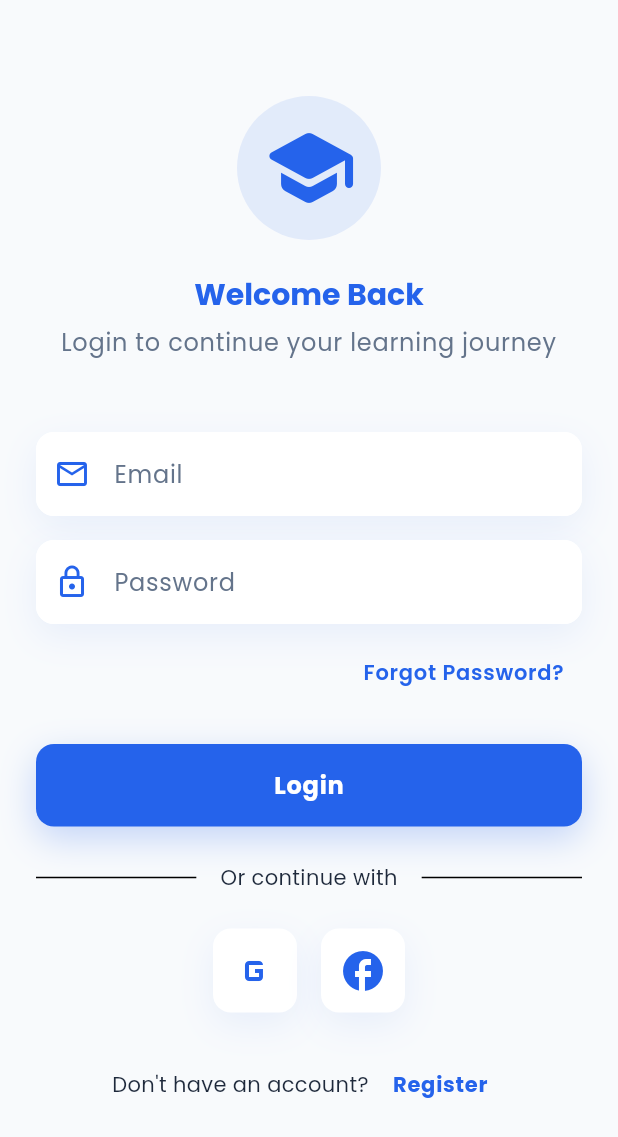
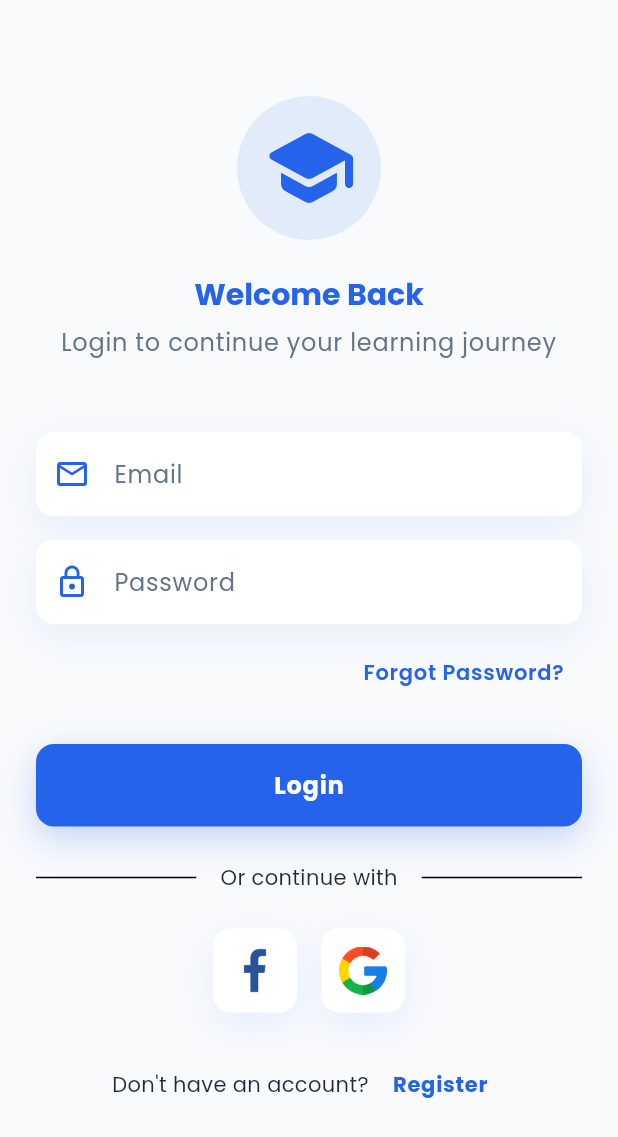
Before and after one commit to Edil-Ayehu/e_learning, a Flutter app: the screen it shows after launch, on a phone screen of 412 x 824 dp. Shown: the top 1137 px of the screen. Run offline on Flutter 3.47's test engine with Material 3 defaults, Android fonts, the phone set to English and light mode, and no system bars; our stand-ins replace get, get_storage, google_fonts; statements that could not run were skipped.

Commit message:
social icons

```diff
--- a/lib/view/auth pages/pages/login_page.dart
+++ b/lib/view/auth pages/pages/login_page.dart
@@ -5,6 +5,7 @@ import 'package:e_learning/utils/app_colors.dart';
 
 class LoginPage extends StatelessWidget {
   final _formKey = GlobalKey<FormState>();
+
 
   LoginPage({super.key});
 
@@ -91,7 +92,7 @@ class LoginPage extends StatelessWidget {
                         const SizedBox(height: 24),
                         _buildDivider(),
                         const SizedBox(height: 24),
-                        _buildSocialLoginButtons(),
+                        _buildSocialLoginButtons(context),
                         const SizedBox(height: 24),
                         Row(
                           mainAxisAlignment: MainAxisAlignment.center,
@@ -182,22 +183,22 @@ class LoginPage extends StatelessWidget {
     );
   }
 
-  Widget _buildSocialLoginButtons() {
+  Widget _buildSocialLoginButtons(BuildContext context) {
     return Row(
       mainAxisAlignment: MainAxisAlignment.center,
       children: [
-        _buildSocialButton(Icons.g_mobiledata, 'Google'),
+        _buildSocialButton(context, 'assets/images/facebook.png', 'Google'),
         const SizedBox(width: 16),
-        _buildSocialButton(Icons.facebook, 'Facebook'),
+        _buildSocialButton(context, 'assets/images/google.png', 'Facebook'),
       ],
     );
   }
 
-  Widget _buildSocialButton(IconData icon, String platform) {
+  Widget _buildSocialButton(BuildContext context, String imagePath, String platform) {
     return Container(
       padding: const EdgeInsets.all(12),
       decoration: BoxDecoration(
-        color: Colors.white,
+        color: Theme.of(context).cardColor,
         borderRadius: BorderRadius.circular(12),
         boxShadow: [
           BoxShadow(
@@ -207,10 +208,10 @@ class LoginPage extends StatelessWidget {
           ),
         ],
       ),
-      child: Icon(
-        icon,
-        color: AppColors.primaryColor,
-        size: 32,
+      child: Image.asset(
+        imagePath,
+        width: 32,
+        height: 32,
       ),
     );
   }
--- a/pubspec.yaml
+++ b/pubspec.yaml
@@ -60,8 +60,8 @@ flutter:
   uses-material-design: true
 
   # To add assets to your application, add an assets section, like this:
-  # assets:
-  #   - images/a_dot_burr.jpeg
+  assets:
+    - assets/images/
   #   - images/a_dot_ham.jpeg
 
   # An image asset can refer to one or more resolution-specific "variants", see
```
Also changed, not shown: assets/images/facebook.png (added), assets/images/google.png (added).
